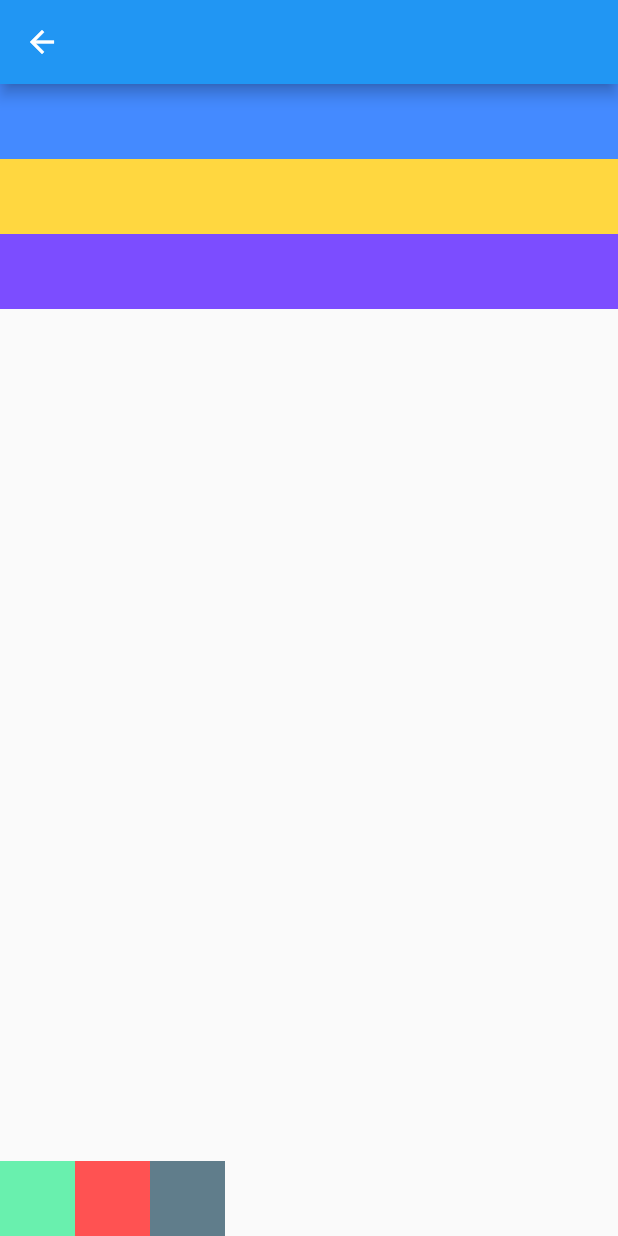
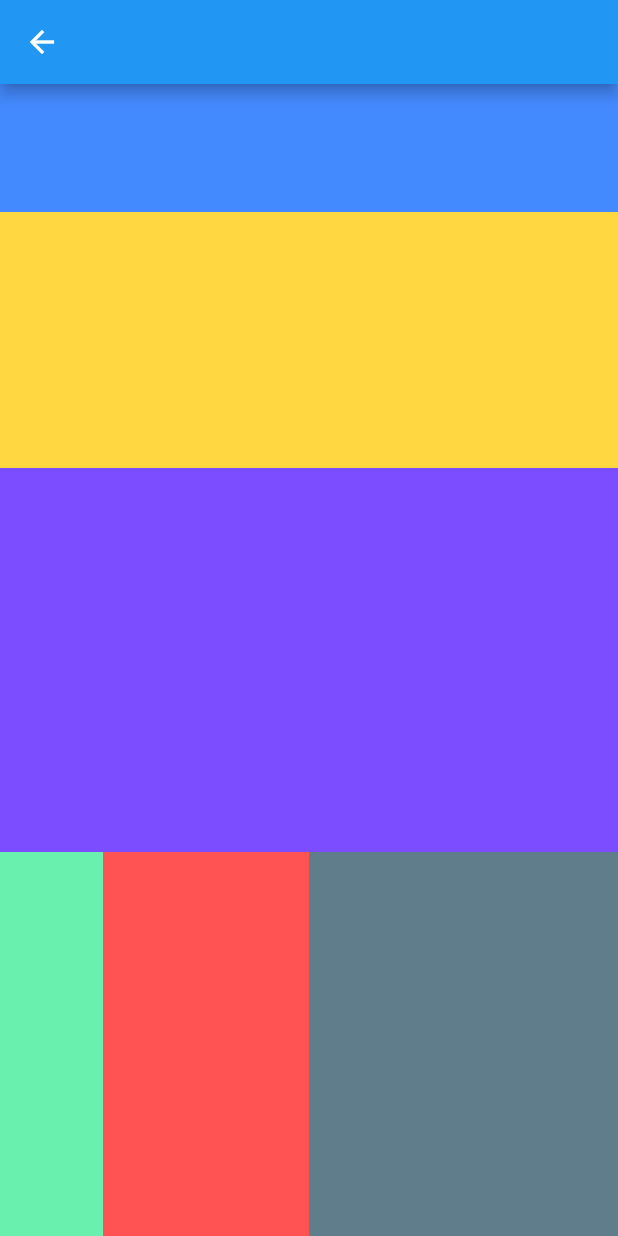
Before and after one commit to Julien-Deudon/flutter_course, a Flutter app: the FlexPracticePage screen opened by its route, on a phone screen of 412 x 824 dp. Run offline on Flutter 3.47's test engine with Material 2 defaults, Android fonts, the phone set to English and light mode, and no system bars.

Commit message:
feat(flex): enf of exercise

```diff
--- a/lib/flex_practice/flex_practice_page.dart
+++ b/lib/flex_practice/flex_practice_page.dart
@@ -9,41 +9,55 @@ class FlexPracticePage extends StatelessWidget {
       appBar: AppBar(),
       body: Column(
         children: [
-          Column(
+          Expanded(
+            flex: 2,
+            child: Column(
               children: [
-              Container(
+                Expanded(
+                  flex: 1,
+                  child: Container(
                     color: Colors.blueAccent,
-                height: 50,
                   ),
-              Container(
+                ),
+                Expanded(
+                  flex: 2,
+                  child: Container(
                     color: Colors.amberAccent,
-                height: 50,
                   ),
-              Container(
+                ),
+                Expanded(
+                  flex: 3,
+                  child: Container(
                     color: Colors.deepPurpleAccent,
-                height: 50,
+                  ),
                 ),
               ],
             ),
-          const Spacer(),
-          Row(
+          ),
+          Expanded(
+            flex: 1,
+            child: Row(
               children: [
-              Container(
+                Expanded(
+                  flex: 1,
+                  child: Container(
                     color: Colors.greenAccent,
-                height: 50,
-                width: 50,
                   ),
-              Container(
+                ),
+                Expanded(
+                  flex: 2,
+                  child: Container(
                     color: Colors.redAccent,
-                height: 50,
-                width: 50,
                   ),
-              Container(
+                ),
+                Expanded(
+                  flex: 3,
+                  child: Container(
                     color: Colors.blueGrey,
-                height: 50,
-                width: 50,
+                  ),
                 ),
               ],
+            ),
           ),
         ],
       ),
```
Lines whose indentation alone changed are shown as unchanged.
